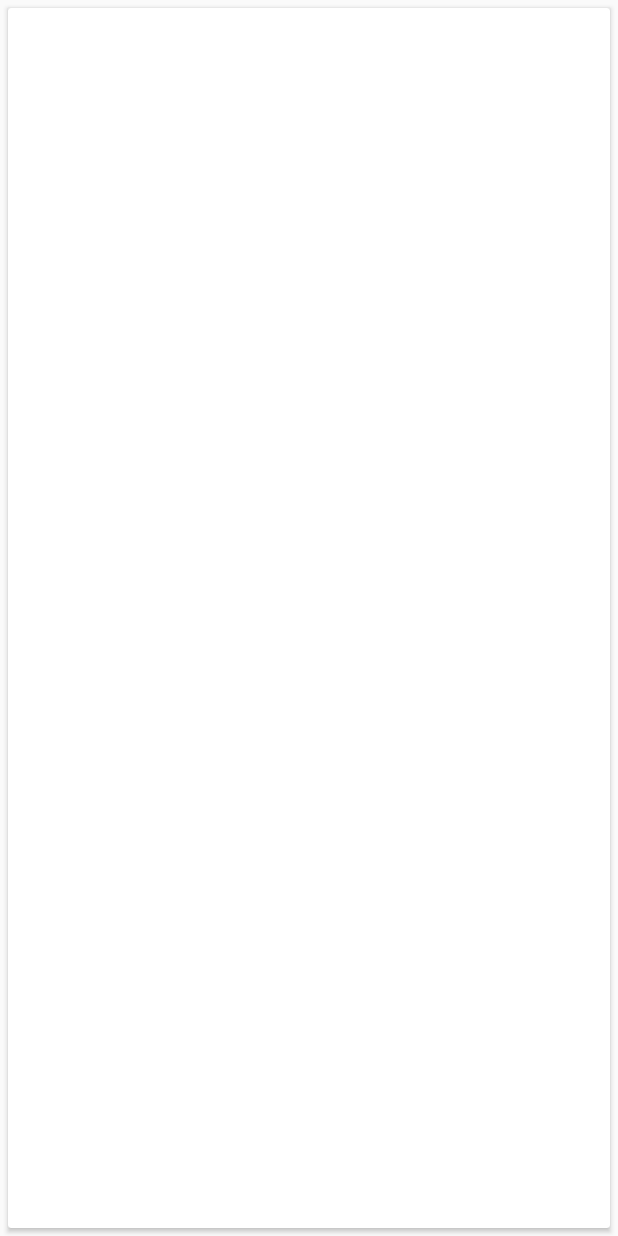
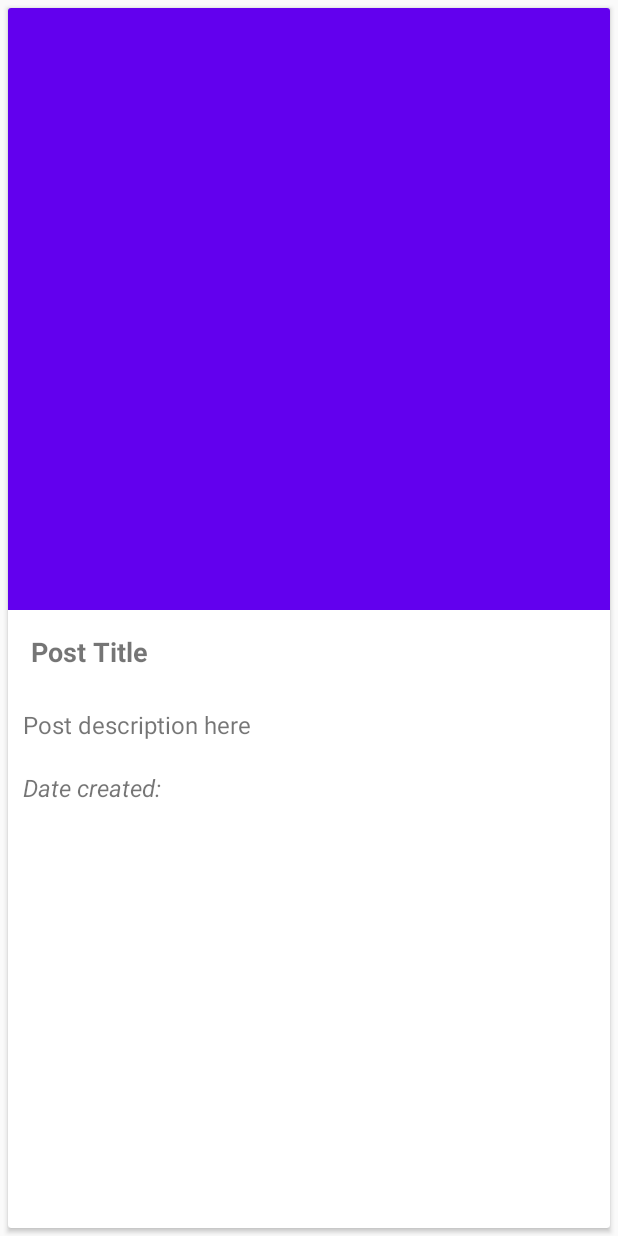
Before and after one commit to Istislav/android-theblog, an Android app: the layout post_row.xml on its own in the app's theme, with its tools: preview values and no code run, on a phone screen of 412 x 824 dp. Run offline under Robolectric (Android 15) with nearby library versions, the phone set to English and light mode, and no system bars.

Commit message:
post row layout content

```diff
--- a/app/src/main/res/layout/post_row.xml
+++ b/app/src/main/res/layout/post_row.xml
@@ -4,4 +4,50 @@
     android:layout_width="match_parent" android:layout_height="match_parent"
     android:layout_margin="5dp">
 
+    <LinearLayout
+        android:orientation="vertical"
+        android:layout_width="match_parent"
+        android:layout_height="wrap_content">
+
+        <ImageView
+            android:id="@+id/postImageList"
+            android:adjustViewBounds="true"
+            android:cropToPadding="false"
+            android:scaleType="centerCrop"
+            android:layout_width="match_parent"
+            android:layout_height="wrap_content"
+            android:src="@color/colorPrimary" />
+
+        <TextView
+            android:id="@+id/postTitleList"
+            android:textSize="18sp"
+            android:textStyle="bold"
+            android:text="Post Title"
+            android:layout_width="match_parent"
+            android:layout_height="wrap_content"
+            android:padding="15dp"
+            />
+
+        <TextView
+            android:id="@+id/postTextList"
+            android:textSize="16sp"
+            android:textStyle="normal"
+            android:text="Post description here"
+            android:layout_width="match_parent"
+            android:layout_height="wrap_content"
+            android:padding="10dp"
+            />
+
+        <TextView
+            android:id="@+id/postTimestamp"
+            android:textSize="16sp"
+            android:textStyle="italic"
+            android:text="Date created:"
+            android:layout_width="match_parent"
+            android:layout_height="wrap_content"
+            android:padding="10dp"
+            />
+
+    </LinearLayout>
+
 </androidx.cardview.widget.CardView>
```
